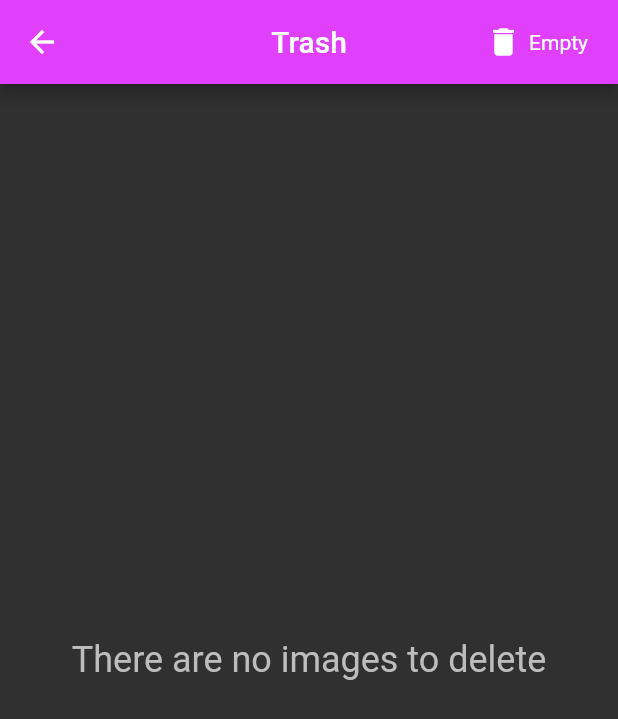
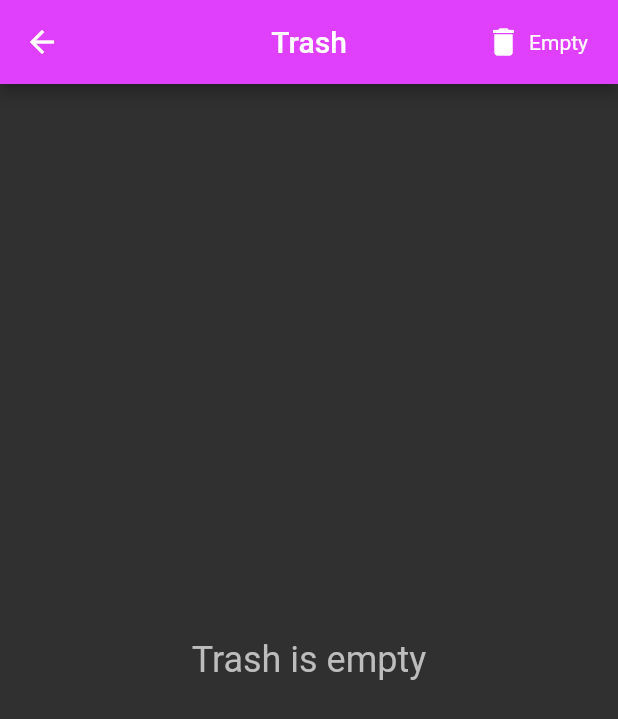
Before and after one commit to ErmoGarcia/gallery_cleaner, a Flutter app: the Trash screen opened directly, on a phone screen of 412 x 824 dp. Shown: the top 719 px of the screen. Run offline on Flutter 3.47's test engine with Material 2 defaults, Android fonts, the phone set to English and light mode, and no system bars; our stand-ins replace flutter_spinkit, permission_handler; missing offline and left inert: path_provider_ex, sqfentity, sqfentity_gen.

Commit message:
enh: better description on empty trash

```diff
--- a/lib/screens/trash/trash.dart
+++ b/lib/screens/trash/trash.dart
@@ -138,7 +138,7 @@ class _TrashState extends State<Trash> {
         },
       ) : Center(
         child: Text(
-          'There are no images to delete',
+          'Trash is empty',
           style: TextStyle(
               color: Colors.grey[400],
               fontSize: 24.0
```
